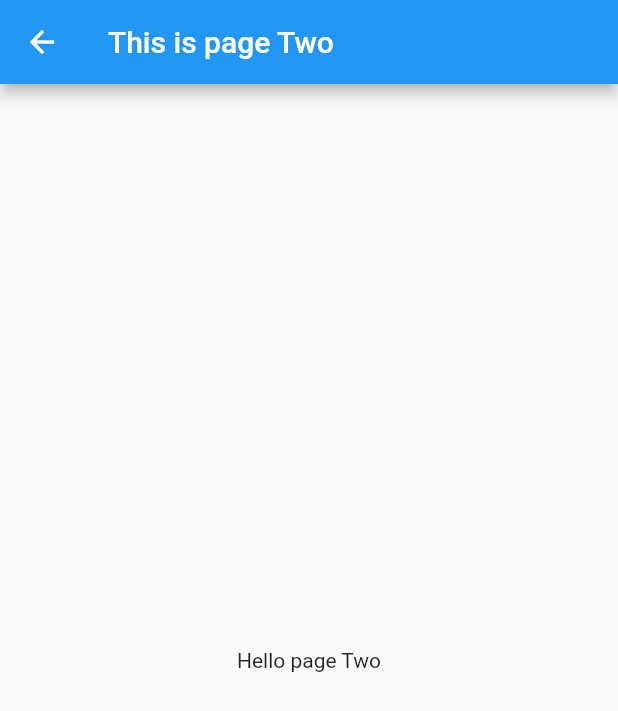
After one commit to yayyar/test_flutter, a Flutter app: the screen it shows after launch, after a tap on "Go To PageTwo", on a phone screen of 412 x 824 dp. The commit adds this screen. Shown: the top 711 px of the screen. Run offline on Flutter 3.47's test engine with Material 2 defaults, Android fonts, the phone set to English and light mode, and no system bars; our stand-ins replace cached_network_image, google_fonts, transparent_image.

Commit message:
test navigate with arguments more detail

```diff
--- a/navigate_with_arguments/lib/main.dart
+++ b/navigate_with_arguments/lib/main.dart
@@ -1,4 +1,7 @@
 import 'package:flutter/material.dart';
+import 'package:navigate_with_arguments/ui/PageOne.dart';
+import 'package:navigate_with_arguments/ui/PageTwo.dart';
+import 'model/ScreenArguments.dart';
 
 void main() => runApp(MyApp());
 
@@ -6,9 +9,9 @@ class MyApp extends StatelessWidget {
   @override
   Widget build(BuildContext context) {
     return MaterialApp(
-      // Provide a function to handle named routes. Use this function to
-      // identify the named route being pushed, and create the correct
-      // Screen.
+        // Provide a function to handle named routes. Use this function to
+        // identify the named route being pushed, and create the correct
+        // Screen.
         onGenerateRoute: (settings) {
           // If you push the PassArguments route
           if (settings.name == PassArgumentsScreen.routeName) {
@@ -20,6 +23,16 @@ class MyApp extends StatelessWidget {
             return MaterialPageRoute(
               builder: (context) {
                 return PassArgumentsScreen(
+                  title: args.title,
+                  message: args.message,
+                );
+              },
+            );
+          } else if (settings.name == PageTwo.routeName) {
+            final ScreenArguments args = settings.arguments;
+            return MaterialPageRoute(
+              builder: (context) {
+                return PageTwo(
                   title: args.title,
                   message: args.message,
                 );
@@ -38,6 +51,7 @@ class MyApp extends StatelessWidget {
         routes: {
           ExtractArgumentsScreen.routeName: (context) =>
               ExtractArgumentsScreen(),
+          PageOne.routeName: (context) => PageOne(),
         });
   }
 }
@@ -85,6 +99,28 @@ class HomeScreen extends StatelessWidget {
                     'Accept Arguments Screen',
                     'This message is extracted in the onGenerateRoute function.',
                   ),
+                );
+              },
+            ),
+            RaisedButton(
+              child: Text('Go To PageOne'),
+              onPressed: () {
+                Navigator.pushNamed(
+                  context,
+                  PageOne.routeName,
+                  arguments:
+                      ScreenArguments('This is page one', 'Hello page one'),
+                );
+              },
+            ),
+            RaisedButton(
+              child: Text('Go To PageTwo'),
+              onPressed: () {
+                Navigator.pushNamed(
+                  context,
+                  PageTwo.routeName,
+                  arguments:
+                  ScreenArguments('This is page Two', 'Hello page Two'),
                 );
               },
             ),
@@ -146,12 +182,3 @@ class PassArgumentsScreen extends StatelessWidget {
     );
   }
 }
-
-// You can pass any object to the arguments parameter. In this example,
-// create a class that contains both a customizable title and message.
-class ScreenArguments {
-  final String title;
-  final String message;
-
-  ScreenArguments(this.title, this.message);
-}
--- /dev/null
+++ b/navigate_with_arguments/lib/ui/PageTwo.dart
@@ -0,0 +1,22 @@
+import 'package:flutter/material.dart';
+import 'package:navigate_with_arguments/model/ScreenArguments.dart';
+
+class PageTwo extends StatelessWidget {
+  static const routeName = '/pageTwo';
+  final String title;
+  final String message;
+
+  const PageTwo({@required this.title, @required this.message});
+
+  @override
+  Widget build(BuildContext context) {
+    return Scaffold(
+      appBar: AppBar(
+        title: Text(title),
+      ),
+      body: Center(
+        child: Text(message),
+      ),
+    );
+  }
+}
```
Also changed, not shown: navigate_with_arguments/lib/model/ScreenArguments.dart (added, +9 -0 lines), navigate_with_arguments/lib/ui/PageOne.dart (added, +18 -0 lines), navigate_with_arguments/pubspec.lock.
